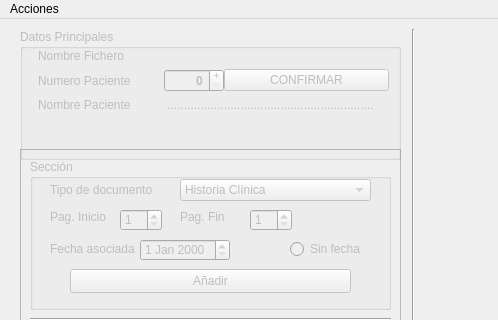
This is pdfTools.ui in veketor/pdfTools as Qt 5 draws it before an edit; both pictures show x 0 to 498 and y 0 to 320 of the 800 by 600 pixel window. The edited form follows.
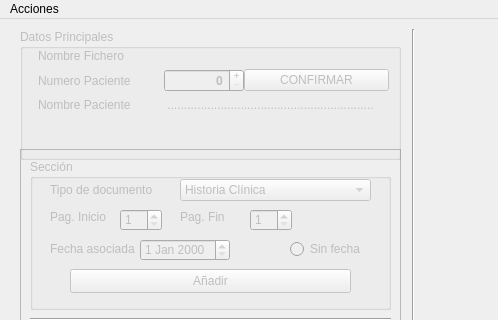
This is the edited form.

Commit message:
Added database info
Now when a userId exits in database, show the name in the user interface

Diff of the .ui file:
```diff
--- a/pdfTools.ui
+++ b/pdfTools.ui
@@ -590,7 +590,7 @@
          <widget class="QSpinBox" name="sbPaciente">
           <property name="minimumSize">
            <size>
-            <width>0</width>
+            <width>80</width>
             <height>0</height>
            </size>
           </property>
@@ -615,7 +615,7 @@
            <number>0</number>
           </property>
           <property name="maximum">
-           <number>12000</number>
+           <number>15000</number>
           </property>
           <property name="value">
            <number>0</number>
```
The commit also changes 2 other files.
